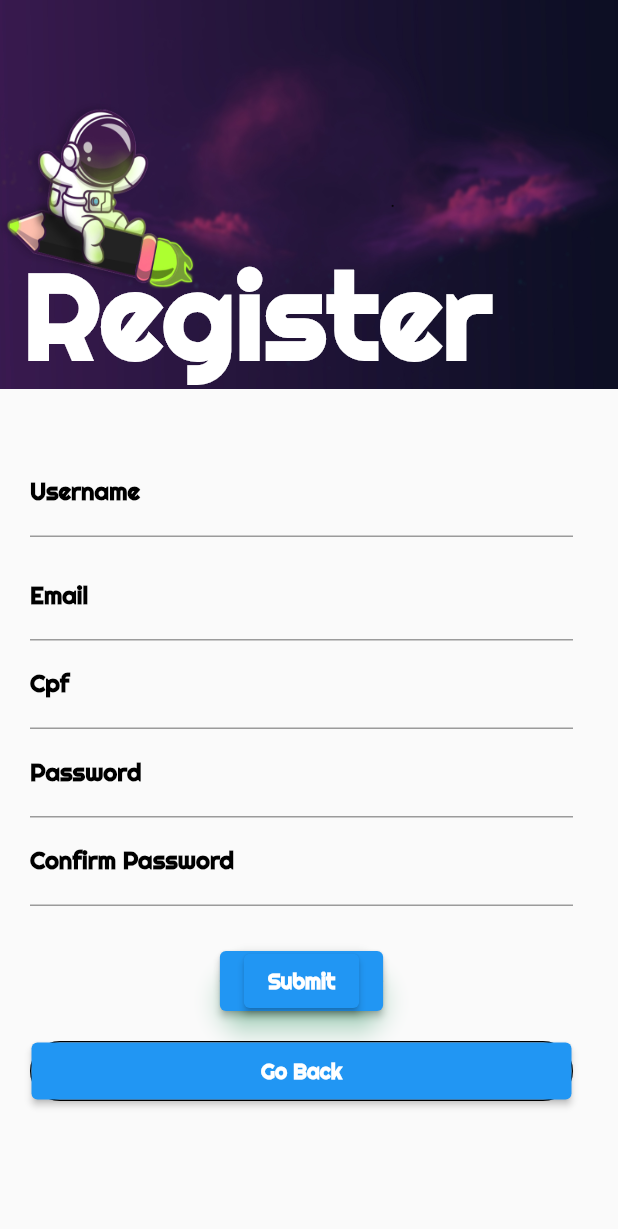
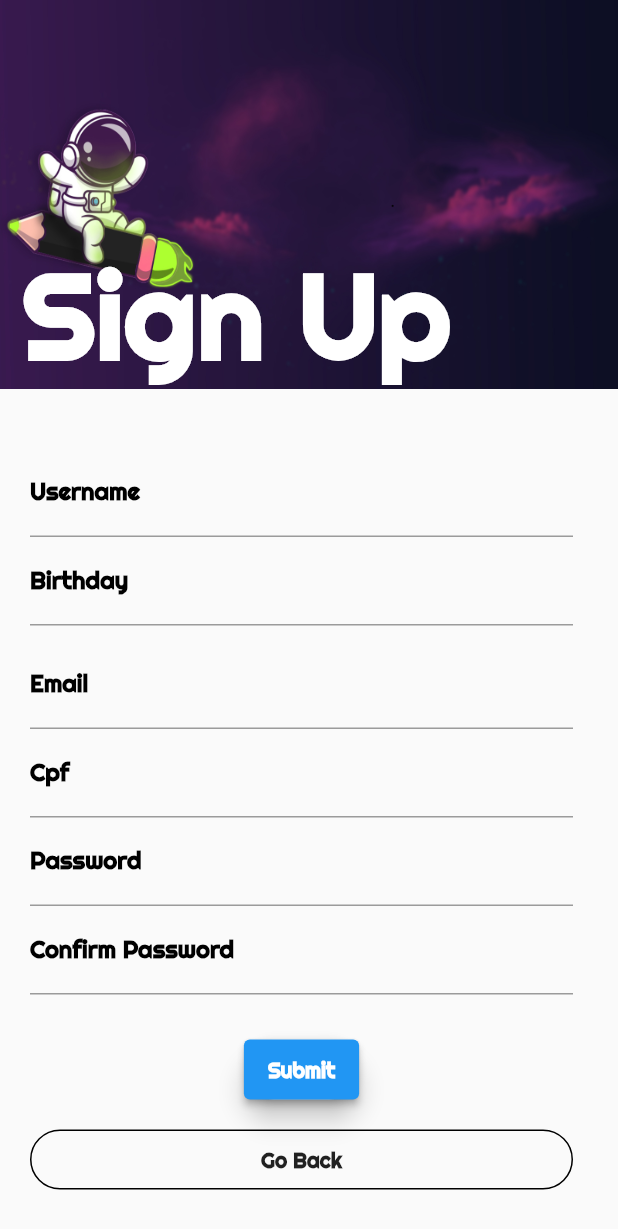
Before and after one commit to angelorange/bank_space, a Flutter app: the SignUpView screen opened directly, after a tap on "Submit", on a phone screen of 412 x 824 dp. Shown: the top 1229 px of the screen. Run offline on Flutter 3.47's test engine with Material 2 defaults, Android fonts, the phone set to English and light mode, and no system bars; our stand-ins replace get.

Commit message:
feat: add birthday and fix some UI things and add routes

```diff
--- a/lib/app/modules/sign_up/controller/sign_up_controller.dart
+++ b/lib/app/modules/sign_up/controller/sign_up_controller.dart
@@ -3,6 +3,7 @@ import 'package:get/get.dart';
 
 class SignUpController extends GetxController {
   final GlobalKey<FormState> loginFormKey = GlobalKey<FormState>();
+  final _formKey = GlobalKey<FormState>();
 
   late TextEditingController emailController,
     passwordController,
@@ -84,6 +85,22 @@ class SignUpController extends GetxController {
     }
   }
 
+    String? validateBirthday(String value) {
+    String pattern =
+        r'^(?=.*?[A-Z])(?=.*?[a-z])(?=.*?[0-9])(?=.*?[!@#\$&*~]).{8,}$';
+    RegExp regex = new RegExp(pattern);
+    print(value);
+    if (value.isEmpty) {
+      return 'Please enter your birthday';
+    } else {
+      if (!regex.hasMatch(value))
+        return 'Enter valid birthday';
+      else
+        return null;
+    }
+  }
+
+
   void login() {
     if (loginFormKey.currentState!.validate()) {
       checkUser(emailController.text, passwordController.text).then((auth) {
@@ -96,4 +113,12 @@ class SignUpController extends GetxController {
       });
     }
   }
+
+  void checkLogin() {
+    final isValid = loginFormKey.currentState!.validate();
+    if (!isValid) {
+      return;
     }
+    loginFormKey.currentState!.save();
+  }
+}
--- a/lib/app/modules/sign_up/widgets/sign_up_view.dart
+++ b/lib/app/modules/sign_up/widgets/sign_up_view.dart
@@ -23,7 +23,7 @@ class SignUpView extends GetView<SignUpController> {
                 Container(
                   padding: EdgeInsets.fromLTRB(15.0, 160.0, 0.0, 0.0),
                   child: Text(
-                    'Register',
+                    'Sign Up',
                     style: TextStyle(
                         fontSize: 80.0,
                         fontWeight: FontWeight.bold,
@@ -62,6 +62,26 @@ class SignUpView extends GetView<SignUpController> {
                     },
                     validator: (value) {
                       return controller.validateUsername(value!);
+                    },
+                  ),
+                  TextFormField(
+                    decoration: InputDecoration(
+                      labelText: 'Birthday',
+                      labelStyle: TextStyle(
+                          fontFamily: 'Righteous',
+                          fontWeight: FontWeight.bold,
+                          color: Colors.black),
+                      focusedBorder: UnderlineInputBorder(
+                        borderSide: BorderSide(color: Colors.green),
+                      ),
+                    ),
+                    keyboardType: TextInputType.name,
+                    controller: controller.birthdayController,
+                    onSaved: (value) {
+                      controller.birthday = value!;
+                    },
+                    validator: (value) {
+                      return controller.validateBirthday(value!);
                     },
                   ),
                   SizedBox(height: 10.0),
@@ -149,9 +169,8 @@ class SignUpView extends GetView<SignUpController> {
                   Container(
                       height: 40.0,
                       child: Material(
+                        key: _formKey,
                         borderRadius: BorderRadius.circular(20.0),
-                        shadowColor: Colors.greenAccent,
-                        color: Colors.green,
                         elevation: 7.0,
                         child: ElevatedButton(
                           onPressed: () {
@@ -159,9 +178,9 @@ class SignUpView extends GetView<SignUpController> {
                               print('succesfull');
                             }
                           },
-                          child: ElevatedButton(
-                            onPressed: () {
-                              controller.login();
+                          child: InkWell(
+                            onTap: () {
+                              controller.checkLogin();
                             },
                             child: Text(
                               'Submit',
@@ -185,15 +204,17 @@ class SignUpView extends GetView<SignUpController> {
                               width: 1.0),
                           color: Colors.transparent,
                           borderRadius: BorderRadius.circular(20.0)),
-                      child: ElevatedButton(
-                        onPressed: () {
+                      child: InkWell(
+                        onTap: () {
                           Get.to(LoginPageState());
-                         },
+                        },
                         child: Center(
-                          child: Text('Go Back',
-                              style: TextStyle(
-                                  fontWeight: FontWeight.bold,
-                                  fontFamily: 'Righteous')),
+                          child: Text(
+                            'Go Back',
+                            style: TextStyle(
+                                fontWeight: FontWeight.bold,
+                                fontFamily: 'Righteous'),
+                          ),
                         ),
                       ),
                     ),
```
Also changed, not shown: lib/app/routes/pages.dart (+9 -2 lines). Lines whose indentation alone changed are shown as unchanged.
